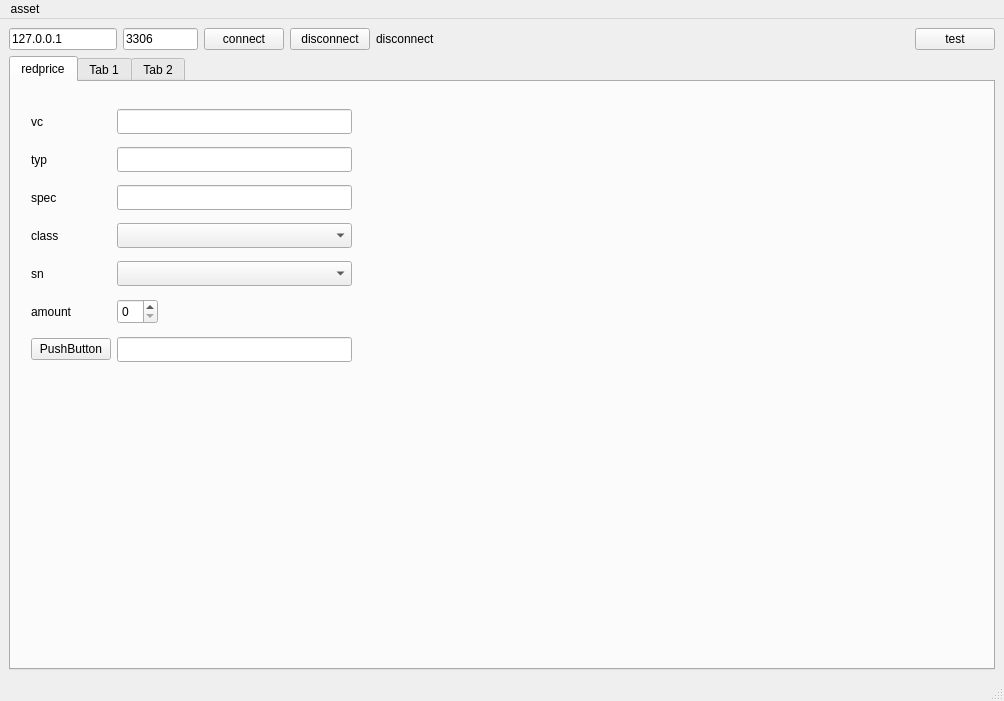
Before: the Qt Designer form ui/main.ui in LetMeHold/asset.management, drawn with Qt 5.
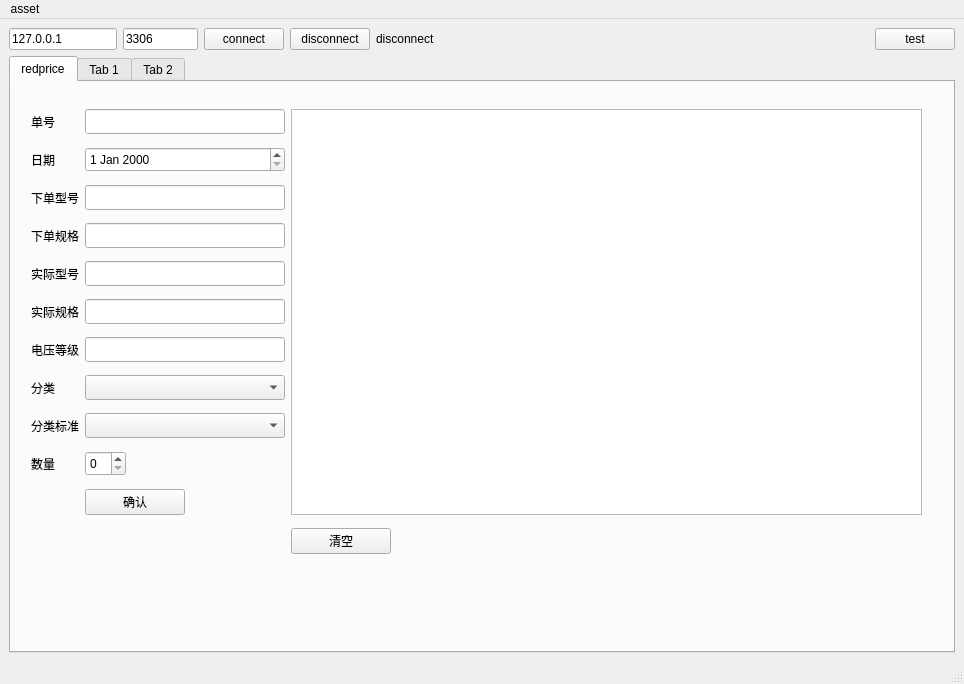
After: the same form once the commit is applied.

Commit message: 完成计算并记录产值和用料到数据库的交互界面

What changed in the file:
```diff
--- a/ui/main.ui
+++ b/ui/main.ui
@@ -6,8 +6,8 @@
    <rect>
     <x>0</x>
     <y>0</y>
-    <width>1004</width>
-    <height>701</height>
+    <width>964</width>
+    <height>684</height>
    </rect>
   </property>
   <property name="windowTitle">
@@ -137,86 +137,33 @@
        <attribute name="title">
         <string>redprice</string>
        </attribute>
-       <widget class="QWidget" name="">
+       <widget class="QWidget" name="layoutWidget">
         <property name="geometry">
          <rect>
           <x>20</x>
           <y>20</y>
-          <width>321</width>
-          <height>271</height>
+          <width>891</width>
+          <height>461</height>
          </rect>
         </property>
         <layout class="QGridLayout" name="gridLayout">
-         <item row="1" column="0">
-          <widget class="QLabel" name="label_2">
-           <property name="text">
-            <string>typ</string>
-           </property>
-          </widget>
-         </item>
-         <item row="2" column="1">
-          <widget class="QLineEdit" name="edtSpec">
-           <property name="sizePolicy">
-            <sizepolicy hsizetype="Expanding" vsizetype="Fixed">
-             <horstretch>0</horstretch>
-             <verstretch>0</verstretch>
-            </sizepolicy>
-           </property>
-           <property name="minimumSize">
-            <size>
-             <width>0</width>
-             <height>25</height>
-            </size>
-           </property>
-          </widget>
-         </item>
-         <item row="5" column="0">
-          <widget class="QLabel" name="label_6">
-           <property name="text">
-            <string>amount</string>
-           </property>
-          </widget>
-         </item>
-         <item row="4" column="0">
-          <widget class="QLabel" name="label_5">
-           <property name="text">
-            <string>sn</string>
-           </property>
-          </widget>
-         </item>
-         <item row="4" column="1">
+         <item row="8" column="1">
           <widget class="QComboBox" name="cmbSn">
            <property name="sizePolicy">
-            <sizepolicy hsizetype="Preferred" vsizetype="Fixed">
+            <sizepolicy hsizetype="Fixed" vsizetype="Fixed">
              <horstretch>0</horstretch>
              <verstretch>0</verstretch>
             </sizepolicy>
            </property>
            <property name="minimumSize">
             <size>
-             <width>0</width>
+             <width>200</width>
              <height>25</height>
             </size>
            </property>
           </widget>
          </item>
-         <item row="1" column="1">
-          <widget class="QLineEdit" name="edtTyp">
-           <property name="sizePolicy">
-            <sizepolicy hsizetype="Expanding" vsizetype="Fixed">
-             <horstretch>0</horstretch>
-             <verstretch>0</verstretch>
-            </sizepolicy>
-           </property>
-           <property name="minimumSize">
-            <size>
-             <width>0</width>
-             <height>25</height>
-            </size>
-           </property>
-          </widget>
-         </item>
-         <item row="5" column="1">
+         <item row="9" column="1">
           <widget class="QSpinBox" name="sbAmount">
            <property name="sizePolicy">
             <sizepolicy hsizetype="Fixed" vsizetype="Maximum">
@@ -232,74 +179,243 @@
            </property>
           </widget>
          </item>
-         <item row="0" column="1">
+         <item row="6" column="1">
           <widget class="QLineEdit" name="edtVc">
            <property name="sizePolicy">
-            <sizepolicy hsizetype="Expanding" vsizetype="Fixed">
+            <sizepolicy hsizetype="Fixed" vsizetype="Fixed">
              <horstretch>0</horstretch>
              <verstretch>0</verstretch>
             </sizepolicy>
            </property>
            <property name="minimumSize">
             <size>
-             <width>0</width>
+             <width>200</width>
              <height>25</height>
             </size>
            </property>
           </widget>
          </item>
-         <item row="0" column="0">
+         <item row="6" column="0">
           <widget class="QLabel" name="label">
            <property name="text">
-            <string>vc</string>
+            <string>电压等级</string>
            </property>
           </widget>
          </item>
-         <item row="3" column="1">
+         <item row="9" column="0">
+          <widget class="QLabel" name="label_6">
+           <property name="text">
+            <string>数量</string>
+           </property>
+          </widget>
+         </item>
+         <item row="7" column="1">
           <widget class="QComboBox" name="cmbClass">
            <property name="sizePolicy">
-            <sizepolicy hsizetype="Preferred" vsizetype="Fixed">
+            <sizepolicy hsizetype="Fixed" vsizetype="Fixed">
              <horstretch>0</horstretch>
              <verstretch>0</verstretch>
             </sizepolicy>
            </property>
            <property name="minimumSize">
             <size>
-             <width>0</width>
+             <width>200</width>
+             <height>25</height>
+            </size>
+           </property>
+          </widget>
+         </item>
+         <item row="8" column="0">
+          <widget class="QLabel" name="label_5">
+           <property name="text">
+            <string>分类标准</string>
+           </property>
+          </widget>
+         </item>
+         <item row="7" column="0">
+          <widget class="QLabel" name="label_4">
+           <property name="text">
+            <string>分类</string>
+           </property>
+          </widget>
+         </item>
+         <item row="5" column="1">
+          <widget class="QLineEdit" name="edtSpec">
+           <property name="sizePolicy">
+            <sizepolicy hsizetype="Fixed" vsizetype="Fixed">
+             <horstretch>0</horstretch>
+             <verstretch>0</verstretch>
+            </sizepolicy>
+           </property>
+           <property name="minimumSize">
+            <size>
+             <width>200</width>
+             <height>25</height>
+            </size>
+           </property>
+          </widget>
+         </item>
+         <item row="4" column="1">
+          <widget class="QLineEdit" name="edtTyp">
+           <property name="sizePolicy">
+            <sizepolicy hsizetype="Fixed" vsizetype="Fixed">
+             <horstretch>0</horstretch>
+             <verstretch>0</verstretch>
+            </sizepolicy>
+           </property>
+           <property name="minimumSize">
+            <size>
+             <width>200</width>
              <height>25</height>
             </size>
            </property>
           </widget>
          </item>
          <item row="2" column="0">
+          <widget class="QLabel" name="label_8">
+           <property name="text">
+            <string>下单型号</string>
+           </property>
+          </widget>
+         </item>
+         <item row="0" column="2" rowspan="11">
+          <widget class="QTextEdit" name="edtInfo"/>
+         </item>
+         <item row="0" column="0">
+          <widget class="QLabel" name="label_7">
+           <property name="text">
+            <string>单号</string>
+           </property>
+          </widget>
+         </item>
+         <item row="1" column="1">
+          <widget class="QDateEdit" name="edtDate">
+           <property name="sizePolicy">
+            <sizepolicy hsizetype="Fixed" vsizetype="Fixed">
+             <horstretch>0</horstretch>
+             <verstretch>0</verstretch>
+            </sizepolicy>
+           </property>
+           <property name="minimumSize">
+            <size>
+             <width>200</width>
+             <height>25</height>
+            </size>
+           </property>
+          </widget>
+         </item>
+         <item row="1" column="0">
+          <widget class="QLabel" name="label_10">
+           <property name="text">
+            <string>日期</string>
+           </property>
+          </widget>
+         </item>
+         <item row="3" column="1">
+          <widget class="QLineEdit" name="edtOrderSpec">
+           <property name="sizePolicy">
+            <sizepolicy hsizetype="Fixed" vsizetype="Fixed">
+             <horstretch>0</horstretch>
+             <verstretch>0</verstretch>
+            </sizepolicy>
+           </property>
+           <property name="minimumSize">
+            <size>
+             <width>200</width>
+             <height>25</height>
+            </size>
+           </property>
+          </widget>
+         </item>
+         <item row="5" column="0">
           <widget class="QLabel" name="label_3">
            <property name="text">
-            <string>spec</string>
+            <string>实际规格</string>
+           </property>
+          </widget>
+         </item>
+         <item row="4" column="0">
+          <widget class="QLabel" name="label_2">
+           <property name="text">
+            <string>实际型号</string>
+           </property>
+          </widget>
+         </item>
+         <item row="2" column="1">
+          <widget class="QLineEdit" name="edtOrderTyp">
+           <property name="sizePolicy">
+            <sizepolicy hsizetype="Fixed" vsizetype="Fixed">
+             <horstretch>0</horstretch>
+             <verstretch>0</verstretch>
+            </sizepolicy>
+           </property>
+           <property name="minimumSize">
+            <size>
+             <width>200</width>
+             <height>25</height>
+            </size>
+           </property>
+          </widget>
+         </item>
+         <item row="0" column="1">
+          <widget class="QLineEdit" name="edtOrder">
+           <property name="sizePolicy">
+            <sizepolicy hsizetype="Fixed" vsizetype="Fixed">
+             <horstretch>0</horstretch>
+             <verstretch>0</verstretch>
+            </sizepolicy>
+           </property>
+           <property name="minimumSize">
+            <size>
+             <width>200</width>
+             <height>25</height>
+            </size>
            </property>
           </widget>
          </item>
          <item row="3" column="0">
-          <widget class="QLabel" name="label_4">
+          <widget class="QLabel" name="label_9">
            <property name="text">
-            <string>class</string>
+            <string>下单规格</string>
            </property>
           </widget>
          </item>
-         <item row="6" column="0">
+         <item row="11" column="2">
+          <widget class="QPushButton" name="btnClear">
+           <property name="sizePolicy">
+            <sizepolicy hsizetype="Fixed" vsizetype="Fixed">
+             <horstretch>0</horstretch>
+             <verstretch>0</verstretch>
+            </sizepolicy>
+           </property>
+           <property name="minimumSize">
+            <size>
+             <width>100</width>
+             <height>25</height>
+            </size>
+           </property>
+           <property name="text">
+            <string>清空</string>
+           </property>
+          </widget>
+         </item>
+         <item row="10" column="1">
           <widget class="QPushButton" name="btnCount">
-           <property name="text">
-            <string>PushButton</string>
+           <property name="sizePolicy">
+            <sizepolicy hsizetype="Fixed" vsizetype="Fixed">
+             <horstretch>0</horstretch>
+             <verstretch>0</verstretch>
+            </sizepolicy>
            </property>
-          </widget>
-         </item>
-         <item row="6" column="1">
-          <widget class="QLineEdit" name="edtResult">
            <property name="minimumSize">
             <size>
-             <width>0</width>
+             <width>100</width>
              <height>25</height>
             </size>
            </property>
+           <property name="text">
+            <string>确认</string>
+           </property>
           </widget>
          </item>
         </layout>
@@ -350,7 +466,7 @@
     <rect>
      <x>0</x>
      <y>0</y>
-     <width>1004</width>
+     <width>964</width>
      <height>26</height>
     </rect>
    </property>
```
Left out of the diff: 2 changed lines with no effect on the pictures. The commit also changes 4 other files.
